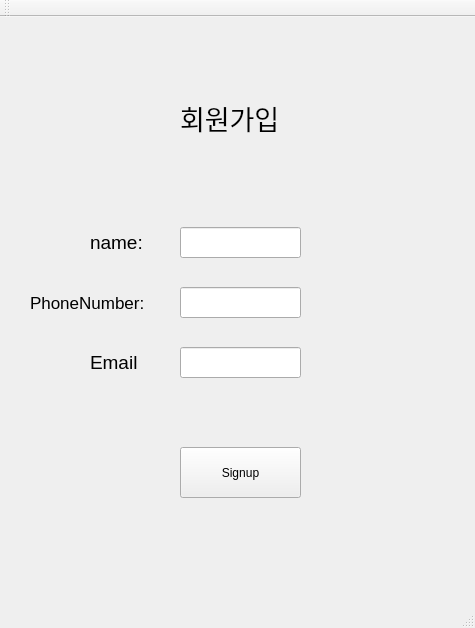
This is Library_project/signupClass.ui in kyungwon0220/SBJ as Qt 5 draws it before an edit. The edited form follows.
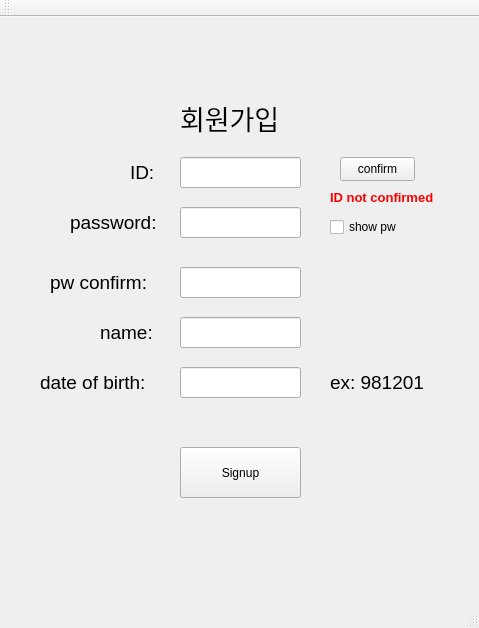
This is the edited form.

```diff
--- a/Library_project/signupClass.ui
+++ b/Library_project/signupClass.ui
@@ -6,7 +6,7 @@
    <rect>
     <x>0</x>
     <y>0</y>
-    <width>475</width>
+    <width>479</width>
     <height>628</height>
    </rect>
   </property>
@@ -14,15 +14,18 @@
    <string>signupClass</string>
   </property>
   <widget class="QWidget" name="centralWidget">
-   <widget class="QLineEdit" name="lineEdit_3">
+   <widget class="QLineEdit" name="lineEdit_6">
     <property name="geometry">
      <rect>
       <x>180</x>
-      <y>330</y>
+      <y>250</y>
       <width>121</width>
       <height>31</height>
      </rect>
     </property>
+    <property name="echoMode">
+     <enum>QLineEdit::Password</enum>
+    </property>
    </widget>
    <widget class="QPushButton" name="pushButton">
     <property name="geometry">
@@ -55,21 +58,24 @@
      <string>회원가입</string>
     </property>
    </widget>
-   <widget class="QLineEdit" name="lineEdit_4">
-    <property name="geometry">
-     <rect>
-      <x>180</x>
-      <y>270</y>
-      <width>121</width>
-      <height>31</height>
-     </rect>
-    </property>
-   </widget>
    <widget class="QLineEdit" name="lineEdit_5">
     <property name="geometry">
      <rect>
       <x>180</x>
-      <y>210</y>
+      <y>190</y>
+      <width>121</width>
+      <height>31</height>
+     </rect>
+    </property>
+    <property name="echoMode">
+     <enum>QLineEdit::Password</enum>
+    </property>
+   </widget>
+   <widget class="QLineEdit" name="lineEdit_4">
+    <property name="geometry">
+     <rect>
+      <x>180</x>
+      <y>140</y>
       <width>121</width>
       <height>31</height>
      </rect>
@@ -78,9 +84,63 @@
    <widget class="QLabel" name="label_2">
     <property name="geometry">
      <rect>
-      <x>90</x>
-      <y>210</y>
-      <width>71</width>
+      <x>130</x>
+      <y>140</y>
+      <width>31</width>
+      <height>31</height>
+     </rect>
+    </property>
+    <property name="font">
+     <font>
+      <pointsize>14</pointsize>
+     </font>
+    </property>
+    <property name="text">
+     <string>ID:</string>
+    </property>
+   </widget>
+   <widget class="QLabel" name="label_4">
+    <property name="geometry">
+     <rect>
+      <x>50</x>
+      <y>250</y>
+      <width>111</width>
+      <height>31</height>
+     </rect>
+    </property>
+    <property name="font">
+     <font>
+      <pointsize>14</pointsize>
+     </font>
+    </property>
+    <property name="text">
+     <string>pw confirm:</string>
+    </property>
+   </widget>
+   <widget class="QLabel" name="label_5">
+    <property name="geometry">
+     <rect>
+      <x>70</x>
+      <y>190</y>
+      <width>111</width>
+      <height>31</height>
+     </rect>
+    </property>
+    <property name="font">
+     <font>
+      <pointsize>14</pointsize>
+     </font>
+    </property>
+    <property name="text">
+     <string>password:</string>
+    </property>
+   </widget>
+   <widget class="QLabel" name="label_6">
+    <property name="geometry">
+     <rect>
+      <x>100</x>
+      <y>300</y>
+      <width>51</width>
       <height>31</height>
      </rect>
     </property>
@@ -93,41 +153,99 @@
      <string>name:</string>
     </property>
    </widget>
+   <widget class="QLineEdit" name="lineEdit_7">
+    <property name="geometry">
+     <rect>
+      <x>180</x>
+      <y>300</y>
+      <width>121</width>
+      <height>31</height>
+     </rect>
+    </property>
+   </widget>
+   <widget class="QLineEdit" name="lineEdit_8">
+    <property name="geometry">
+     <rect>
+      <x>180</x>
+      <y>350</y>
+      <width>121</width>
+      <height>31</height>
+     </rect>
+    </property>
+   </widget>
+   <widget class="QLabel" name="label_7">
+    <property name="geometry">
+     <rect>
+      <x>40</x>
+      <y>350</y>
+      <width>121</width>
+      <height>31</height>
+     </rect>
+    </property>
+    <property name="font">
+     <font>
+      <pointsize>14</pointsize>
+     </font>
+    </property>
+    <property name="text">
+     <string>date of birth:</string>
+    </property>
+   </widget>
+   <widget class="QLabel" name="label_8">
+    <property name="geometry">
+     <rect>
+      <x>330</x>
+      <y>350</y>
+      <width>111</width>
+      <height>31</height>
+     </rect>
+    </property>
+    <property name="font">
+     <font>
+      <pointsize>14</pointsize>
+     </font>
+    </property>
+    <property name="text">
+     <string>ex: 981201</string>
+    </property>
+   </widget>
+   <widget class="QPushButton" name="pushButton_2">
+    <property name="geometry">
+     <rect>
+      <x>340</x>
+      <y>140</y>
+      <width>75</width>
+      <height>24</height>
+     </rect>
+    </property>
+    <property name="text">
+     <string>confirm</string>
+    </property>
+   </widget>
    <widget class="QLabel" name="label_3">
     <property name="geometry">
      <rect>
-      <x>30</x>
-      <y>270</y>
-      <width>141</width>
-      <height>31</height>
+      <x>330</x>
+      <y>170</y>
+      <width>111</width>
+      <height>21</height>
      </rect>
     </property>
-    <property name="font">
-     <font>
-      <pointsize>13</pointsize>
-      <bold>false</bold>
-     </font>
-    </property>
     <property name="text">
-     <string>PhoneNumber:</string>
+     <string>&lt;html&gt;&lt;head/&gt;&lt;body&gt;&lt;p&gt;&lt;span style=&quot; font-size:10pt; font-weight:700; color:#ff0000;&quot;&gt;ID not confirmed&lt;/span&gt;&lt;/p&gt;&lt;/body&gt;&lt;/html&gt;</string>
     </property>
    </widget>
-   <widget class="QLabel" name="label_4">
+   <widget class="QCheckBox" name="checkBox">
     <property name="geometry">
      <rect>
-      <x>90</x>
-      <y>330</y>
-      <width>71</width>
-      <height>31</height>
+      <x>330</x>
+      <y>200</y>
+      <width>111</width>
+      <height>20</height>
      </rect>
     </property>
-    <property name="font">
-     <font>
-      <pointsize>14</pointsize>
-     </font>
-    </property>
     <property name="text">
-     <string>Email</string>
+     <string>show pw</string>
     </property>
    </widget>
   </widget>
@@ -136,7 +254,7 @@
     <rect>
      <x>0</x>
      <y>0</y>
-     <width>475</width>
+     <width>479</width>
      <height>22</height>
     </rect>
    </property>
```
Left out of the diff: 74 changed lines with no effect on the pictures.
